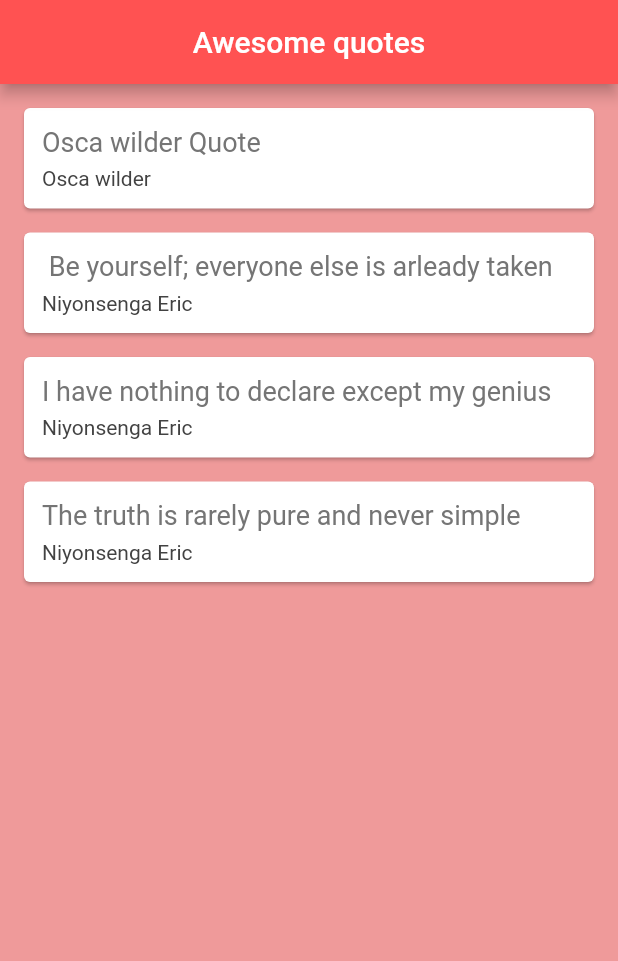
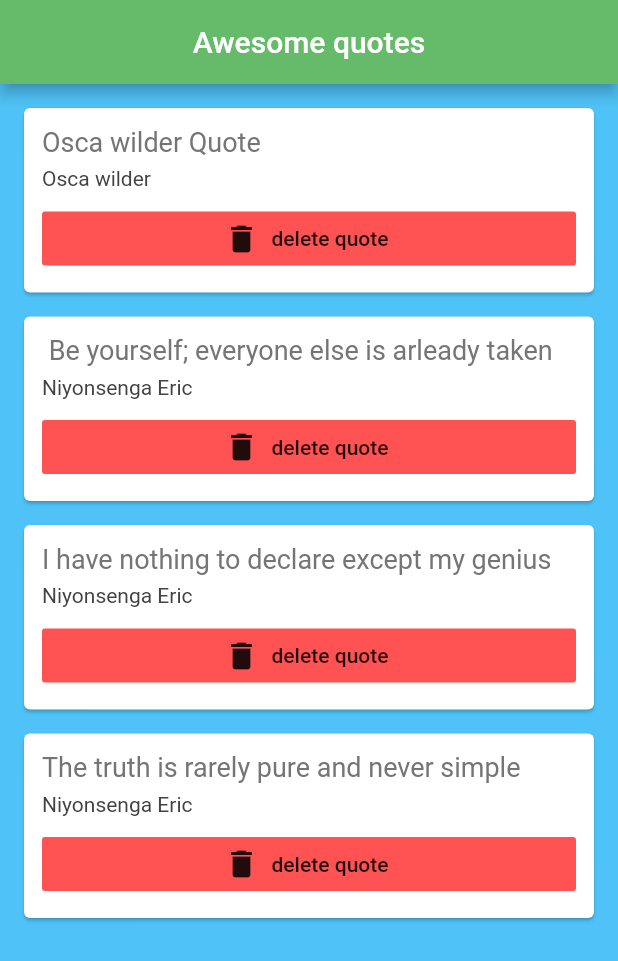
Before and after one commit to Niyonsengaeric/flutter-level-up, a Flutter app: the screen it shows after launch, on a phone screen of 412 x 824 dp. Shown: the top 961 px of the screen. Run offline on Flutter 3.47's test engine with Material 2 defaults, Android fonts, the phone set to English and light mode, and no system bars.

Commit message:
pass parametters as arguments

```diff
--- a/lib/main.dart
+++ b/lib/main.dart
@@ -26,15 +26,22 @@ class _QuoteListState extends State<QuoteList> {
   @override
   Widget build(BuildContext context) {
     return Scaffold(
-      backgroundColor: Colors.red[200],
+      backgroundColor: Colors.lightBlue[300],
       appBar: AppBar(
         title: Text('Awesome quotes'),
         centerTitle: true,
-        backgroundColor: Colors.redAccent,
+        backgroundColor: Colors.green[400],
       ),
       body: Column(
         crossAxisAlignment: CrossAxisAlignment.start,
-        children: quotes.map((quote) => QuoteCard(quote: quote)).toList(),
+        children: quotes.map((quote) => QuoteCard(
+          quote: quote,
+          delete:(){
+            setState(() {
+              quotes.remove(quote);
+            });
+          }
+          )).toList(),
       ),
     );
   }
--- a/lib/quote_card.dart
+++ b/lib/quote_card.dart
@@ -3,7 +3,8 @@ import 'quote.dart';
 
 class QuoteCard extends StatelessWidget {
   final Quote quote;
-  QuoteCard({this.quote});
+  final Function delete;
+  QuoteCard({this.quote, this.delete});
 
   @override
   Widget build(BuildContext context) {
@@ -29,6 +30,15 @@ class QuoteCard extends StatelessWidget {
                   color: Colors.grey[800],
                 ),
               ),
+              SizedBox(height: 8.0),
+              FlatButton.icon(
+                onPressed: delete,
+                color: Colors.redAccent,
+                label: Text(
+                  'delete quote',
+                ),
+                icon: Icon(Icons.delete),
+              )
             ],
           ),
         ));
```
Also changed, not shown: lib/quote.dart (line endings or trailing spaces).
